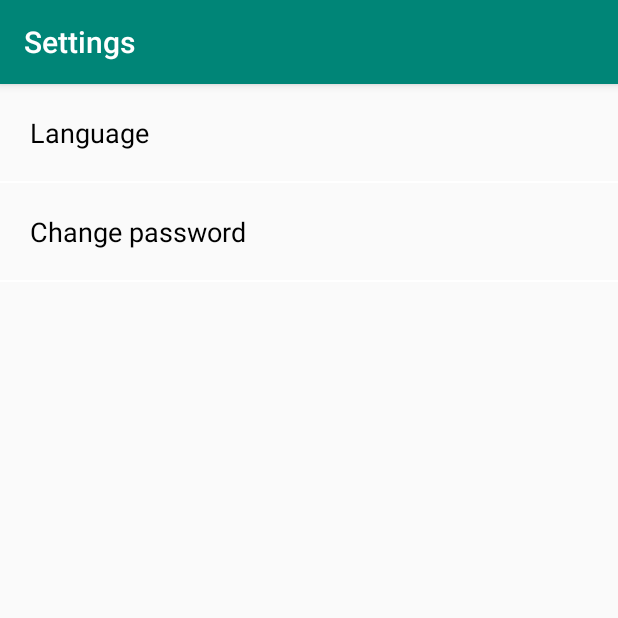
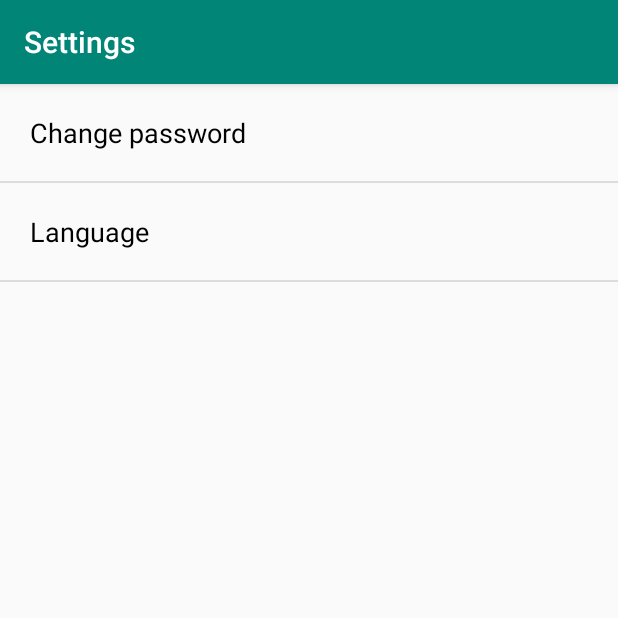
Before and after one commit to chienpm304/safe-charge, an Android app: the MainActivity screen opened directly, with no data from a screen before it, after a tap on "Setting", on a phone screen of 412 x 824 dp, the top half of it. Run offline under Robolectric (Android 15) with nearby library versions, the phone set to English and light mode, and no system bars.

Commit message:
completed setting language

```diff
--- a/app/build.gradle
+++ b/app/build.gradle
@@ -22,6 +22,7 @@ dependencies {
     implementation fileTree(dir: 'libs', include: ['*.jar'])
     implementation 'com.android.support:appcompat-v7:28.0.0'
     implementation 'com.android.support.constraint:constraint-layout:1.1.3'
+    implementation 'com.android.support:design:28.0.0'
     testImplementation 'junit:junit:4.12'
     androidTestImplementation 'com.android.support.test:runner:1.0.2'
     androidTestImplementation 'com.android.support.test.espresso:espresso-core:3.0.2'
--- a/app/src/main/java/com/chienpm/safecharge/MainActivity.java
+++ b/app/src/main/java/com/chienpm/safecharge/MainActivity.java
@@ -5,15 +5,13 @@ import android.content.BroadcastReceiver;
 import android.content.Context;
 import android.content.Intent;
 import android.content.IntentFilter;
-import android.content.SharedPreferences;
+import android.content.res.Configuration;
 import android.os.BatteryManager;
 import android.support.v7.app.AppCompatActivity;
 import android.os.Bundle;
-import android.text.TextUtils;
 import android.util.Log;
 import android.view.Menu;
 import android.view.MenuItem;
-import android.view.View;
 import android.widget.Button;
 import android.widget.TextView;
 
@@ -35,6 +33,7 @@ public class MainActivity extends AppCompatActivity {
         setContentView(R.layout.activity_main);
 
         initViews();
+
         registerReceiver(this.mBatInfoReceiver, new IntentFilter(Intent.ACTION_BATTERY_CHANGED));
 
         mService = new RunInBackgroundService(this);
@@ -45,8 +44,13 @@ public class MainActivity extends AppCompatActivity {
             startService(mServiceIntent);
         }
 
-        updateBatteryInfo();
+    }
 
+    @Override
+    public void onConfigurationChanged(Configuration newConfig) {
+        super.onConfigurationChanged(newConfig);
+        MyUtils.updateSavedLanguage(this);
+        updateUiAdaptedToLanguage();
     }
 
     private boolean isMyServiceRunning(Class<?> serviceClass) {
@@ -90,44 +94,40 @@ public class MainActivity extends AppCompatActivity {
         super.onDestroy();
     }
 
-    private void updateBatteryInfo() {
 
-    }
 
     private void initViews() {
         tvBatteryLevel = findViewById(R.id.battery_level);
         tvTemperature = findViewById(R.id.temperature_level);
         tvVoltage = findViewById(R.id.voltage_level);
+        checkPasswordStatus();
+    }
 
-        checkPasswordStatus();
-
+    private void updateUiAdaptedToLanguage() {
+        tvBatteryLevel.setText(R.string.battery_level);
+        tvTemperature.setText(R.string.battery_temperature);
+        tvVoltage.setText(R.string.battery_voltage);
+        setTitle(getString(R.string.app_name));
     }
 
     private void checkPasswordStatus() {
-        if(isEmptyPassword()){
+        if(MyUtils.isEmptyPassword(this)){
             Intent intent = new Intent(getApplicationContext(), LockscreenActivity.class);
             intent.putExtra(Definition.LOCKSCREEN_MODE, Definition.LOCKSCREEN_SETUP_PASSWORD);
             startActivity(intent);
         }
     }
 
-    private boolean isEmptyPassword() {
-        SharedPreferences pref = getSharedPreferences(Definition.PREF_KEY_FILE, MODE_PRIVATE);
-        String password = pref.getString(Definition.PREF_PASSWORD, "");
-        Log.d("chienpm_log_tag", "password: "+password);
-        return (TextUtils.isEmpty(password));
-    }
-
-    private BroadcastReceiver mBatInfoReceiver = new BroadcastReceiver() {
+   private BroadcastReceiver mBatInfoReceiver = new BroadcastReceiver() {
         @Override
         public void onReceive(Context context, Intent intent) {
             int level = intent.getIntExtra(BatteryManager.EXTRA_LEVEL, 0);
             int voltage = intent.getIntExtra("voltage", 0);
             int temperature = intent.getIntExtra("temperature", 0);
-            tvBatteryLevel.setText("Battery Status: " + String.valueOf(level) + "%");
-            tvVoltage.setText("Battery Voltage: " + String.valueOf(voltage));
+            tvBatteryLevel.setText(getString(R.string.battery_level, level));
+            tvVoltage.setText(getString(R.string.battery_voltage, voltage));
             double temps = (double)temperature / 10;
-            tvTemperature.setText("Battery Temperature: " + String.valueOf(temps));
+            tvTemperature.setText(getString(R.string.battery_temperature, (int)temps));
 
         }
     };
--- /dev/null
+++ b/app/src/main/java/com/chienpm/safecharge/MyUtils.java
@@ -0,0 +1,77 @@
+package com.chienpm.safecharge;
+
+import android.app.Activity;
+import android.content.Context;
+import android.content.Intent;
+import android.content.SharedPreferences;
+import android.content.res.Configuration;
+import android.os.Build;
+import android.text.TextUtils;
+import android.util.DisplayMetrics;
+import android.util.Log;
+
+import java.util.Locale;
+
+public class MyUtils {
+    public static void saveLocale(Locale locale, Context context) {
+        SharedPreferences pref = context.getSharedPreferences(Definition.PREF_KEY_FILE, context.MODE_PRIVATE);
+        SharedPreferences.Editor editor = pref.edit();
+        editor.putString(Definition.PREF_LANGUAGE, locale.getLanguage());
+        editor.putString(Definition.PREF_COUNTRY, locale.getCountry());
+        editor.apply();
+    }
+
+    public static void changeLanguage(Locale locale, Context context) {
+        DisplayMetrics displayMetrics = context.getResources().getDisplayMetrics();
+        Configuration config = new Configuration();
+
+        if(Build.VERSION.SDK_INT >= Build.VERSION_CODES.JELLY_BEAN_MR1){
+            config.setLocale(locale);
+        }
+        else{
+            config.locale = locale;
+        }
+        Locale.setDefault(locale);
+        context.getResources().updateConfiguration(config, displayMetrics);
+
+    }
+
+    public static boolean isEmptyPassword(Context context) {
+        SharedPreferences pref = context.getSharedPreferences(Definition.PREF_KEY_FILE, Activity.MODE_PRIVATE);
+        String password = pref.getString(Definition.PREF_PASSWORD, "");
+        Log.d("chienpm_log_tag", "password: "+password);
+        return (TextUtils.isEmpty(password));
+    }
+
+    @SuppressWarnings("deprecation")
+    public static Locale getCurrentLocale(Context context) {
+        Configuration configuration = context.getResources().getConfiguration();
+        if (Build.VERSION.SDK_INT >= Build.VERSION_CODES.N) {
+            return configuration.getLocales().get(0);
+        }
+        else
+            return configuration.locale;
+    }
+
+    public static void updateSavedLanguage(Context context) {
+        SharedPreferences pref = context.getSharedPreferences(Definition.PREF_KEY_FILE, Activity.MODE_PRIVATE);
+
+        String savedLangCode = pref.getString(Definition.PREF_LANGUAGE, "");
+        String savedLangCountry = pref.getString(Definition.PREF_COUNTRY, "");
+
+        Locale currentLocale = MyUtils.getCurrentLocale(context);
+
+        if(TextUtils.isEmpty(savedLangCode))
+        {
+            MyUtils.saveLocale(currentLocale, context);
+            return;
+        }
+        if(!currentLocale.getLanguage().equals(savedLangCode)){
+            //need to change language
+            Locale locale = new Locale(savedLangCode, savedLangCountry);
+            MyUtils.changeLanguage(locale, context);
+
+        }
+
+    }
+}
--- a/app/src/main/java/com/chienpm/safecharge/NotificationUtils.java
+++ b/app/src/main/java/com/chienpm/safecharge/NotificationUtils.java
@@ -13,8 +13,8 @@ import android.os.Build;
 public class NotificationUtils extends ContextWrapper {
 
     private NotificationManager mManager;
-    public static final String ANDROID_CHANNEL_ID = "com.chikeandroid.tutsplustalerts.ANDROID";
-    public static final String IOS_CHANNEL_ID = "com.chikeandroid.tutsplustalerts.IOS";
+    public static final String ANDROID_CHANNEL_ID = "com.chienpm.safecharge.ANDROID";
+    public static final String IOS_CHANNEL_ID = "com.chienpm.safecharge.IOS";
     public static final String ANDROID_CHANNEL_NAME = "ANDROID CHANNEL";
     public static final String IOS_CHANNEL_NAME = "IOS CHANNEL";
 
--- a/app/src/main/java/com/chienpm/safecharge/RunInBackgroundService.java
+++ b/app/src/main/java/com/chienpm/safecharge/RunInBackgroundService.java
@@ -40,11 +40,11 @@ public class RunInBackgroundService extends Service {
         return null;
     }
     private static IntentFilter intentFilter;
-    private NotificationUtils mNotificationUtils;
+    private NotificationUtils mNotificationUtils = null;
 
     @Override
     public void onCreate() {
-        mNotificationUtils = new NotificationUtils(this);
+
 
         Log.d("chienpm_log_tag", "Service created, Im going call startForeground");
 
@@ -58,6 +58,9 @@ public class RunInBackgroundService extends Service {
     }
 
     private void startForegroundService() {
+        if(mNotificationUtils == null)
+            mNotificationUtils = new NotificationUtils(this);
+
         Notification.Builder nb = mNotificationUtils.
                 getAndroidChannelNotification("Waiting for charging", "By " + "Chienpm");
 
--- a/app/src/main/java/com/chienpm/safecharge/SettingActivity.java
+++ b/app/src/main/java/com/chienpm/safecharge/SettingActivity.java
@@ -1,33 +1,80 @@
 package com.chienpm.safecharge;
 
 import android.content.Intent;
+import android.content.res.Configuration;
 import android.support.v7.app.AppCompatActivity;
 import android.os.Bundle;
+import android.util.Log;
 import android.view.View;
-import android.widget.Button;
+import android.widget.AdapterView;
+import android.widget.ArrayAdapter;
+import android.widget.ListView;
 import android.widget.TextView;
+
+import java.util.Arrays;
+import java.util.List;
 
 public class SettingActivity extends AppCompatActivity {
 
-    //Todo: Change setting icon to white
+    private ListView mListView;
+    private ArrayAdapter<String> mAdapter;
+    private List<String> mListSettings;
 
     @Override
     protected void onCreate(Bundle savedInstanceState) {
         super.onCreate(savedInstanceState);
         setContentView(R.layout.activity_setting);
 
-        initViews();
+
+
+        mListView = findViewById(R.id.listViewSettings);
+
+        mAdapter = new ArrayAdapter<String>(this, R.layout.list_text_item);
+        mListView.setAdapter(mAdapter);
+
+        MyUtils.updateSavedLanguage(this);
+        updateUiAdaptedToLanguage();
+
+        mListView.setOnItemClickListener(new AdapterView.OnItemClickListener() {
+            @Override
+            public void onItemClick(AdapterView<?> parent, View view, int position, long id) {
+                switch(position){
+                    case 0: //change password
+                        Intent changPasswordIntent = new Intent(getApplicationContext(), LockscreenActivity.class);
+                        changPasswordIntent.putExtra(Definition.LOCKSCREEN_MODE, Definition.LOCKSCREEN_CHANGE_PASSWORD);
+                        startActivity(changPasswordIntent);
+                        break;
+                    case 1://language
+                        Intent changeLanguageIntent = new Intent(getApplicationContext(), LanguageActivity.class);
+                        startActivity(changeLanguageIntent);
+                        break;
+                }
+            }
+        });
+
     }
 
+    @Override
+    public void onConfigurationChanged(Configuration newConfig) {
+        super.onConfigurationChanged(newConfig);
+        MyUtils.updateSavedLanguage(this);
+        updateUiAdaptedToLanguage();
+    }
 
-    private void initViews() {
-        ((TextView)findViewById(R.id.setting_change_password)).setOnClickListener(new View.OnClickListener() {
-            @Override
-            public void onClick(View v) {
-                Intent intent = new Intent(getApplicationContext(), LockscreenActivity.class);
-                intent.putExtra(Definition.LOCKSCREEN_MODE, Definition.LOCKSCREEN_CHANGE_PASSWORD);
-                startActivity(intent);
-            }
-        });
+    @Override
+    protected void onResume() {
+        super.onResume();
+        MyUtils.updateSavedLanguage(this);
+        updateUiAdaptedToLanguage();
+        Log.d("chienpm_log", "onResume Setting activity");
     }
+
+    private void updateUiAdaptedToLanguage() {
+        setTitle(R.string.settings);
+        //get string array adapted to language
+        mAdapter.clear();
+        mListSettings = Arrays.asList(getResources().getStringArray(R.array.list_settings));
+        mAdapter.addAll(mListSettings);
+    }
+
 }
--- a/app/src/main/res/layout/activity_main.xml
+++ b/app/src/main/res/layout/activity_main.xml
@@ -4,7 +4,7 @@
     xmlns:tools="http://schemas.android.com/tools"
     xmlns:app="http://schemas.android.com/apk/res-auto"
     android:layout_width="match_parent"
-    android:layout_height="match_parent"
+    android:layout_height="wrap_content"
     android:layout_gravity="center"
     tools:context=".MainActivity"
     >
@@ -12,9 +12,8 @@
     <ImageView
         android:id="@+id/imgBattery"
         android:layout_width="match_parent"
-        android:layout_height="600px"
+        android:layout_height="200dp"
         android:layout_alignParentTop="true"
-        android:layout_marginTop="54dp"
         android:src="@drawable/battery" />
 
     <TextView
--- a/app/src/main/res/layout/activity_setting.xml
+++ b/app/src/main/res/layout/activity_setting.xml
@@ -1,38 +1,49 @@
 <?xml version="1.0" encoding="utf-8"?>
 
-<LinearLayout android:orientation="vertical"
+<!--<LinearLayout android:orientation="vertical"-->
+    <!--android:layout_width="match_parent"-->
+    <!--android:layout_height="match_parent"-->
+    <!--xmlns:android="http://schemas.android.com/apk/res/android"-->
+    <!--tools:context=".SettingActivity"-->
+    <!--xmlns:tools="http://schemas.android.com/tools">-->
+    <!--<TextView-->
+        <!--android:id="@+id/setting_language"-->
+        <!--android:layout_width="match_parent"-->
+        <!--android:layout_height="wrap_content"-->
+        <!--android:text="@string/language"-->
+        <!--android:padding="20dp"-->
+        <!--android:textSize="18sp"-->
+        <!--android:textColor="#000"-->
+        <!--/>-->
+
+    <!--<View-->
+        <!--android:background="@color/seprator_line"-->
+        <!--android:layout_width = "match_parent"-->
+        <!--android:layout_height="1dp"/>-->
+
+    <!--<TextView-->
+        <!--android:id="@+id/setting_change_password"-->
+        <!--android:layout_width="match_parent"-->
+        <!--android:layout_height="wrap_content"-->
+        <!--android:text="@string/change_password"-->
+        <!--android:padding="20dp"-->
+        <!--android:textSize="18sp"-->
+        <!--android:textColor="#000"-->
+        <!--/>-->
+    <!--<View-->
+        <!--android:background="@color/seprator_line"-->
+        <!--android:layout_width = "match_parent"-->
+        <!--android:layout_height="1dp"/>-->
+
+<!--</LinearLayout>-->
+
+<ListView
+    xmlns:android="http://schemas.android.com/apk/res/android"
     android:layout_width="match_parent"
     android:layout_height="match_parent"
-    xmlns:android="http://schemas.android.com/apk/res/android"
-    tools:context=".SettingActivity"
-    xmlns:tools="http://schemas.android.com/tools">
-    <TextView
-        android:id="@+id/setting_language"
-        android:layout_width="match_parent"
-        android:layout_height="wrap_content"
-        android:text="Language"
-        android:padding="20dp"
-        android:textSize="18dp"
-        android:textColor="#000"
-        />
-
-    <View
-        android:background="#fff"
-        android:layout_width = "match_parent"
-        android:layout_height="1dp"/>
-
-    <TextView
-        android:id="@+id/setting_change_password"
-        android:layout_width="match_parent"
-        android:layout_height="wrap_content"
-        android:text="Change password"
-        android:padding="20dp"
-        android:textSize="18dp"
-        android:textColor="#000"
-        />
-    <View
-        android:background="#fff"
-        android:layout_width = "match_parent"
-        android:layout_height="1dp"/>
-
-</LinearLayout>
+    xmlns:tools="http://schemas.android.com/tools"
+    android:orientation="vertical"
+    tools:context=".LanguageActivity"
+    android:id="@+id/listViewSettings"
+    >
+</ListView>
--- /dev/null
+++ b/app/src/main/res/layout/list_text_item.xml
@@ -0,0 +1,9 @@
+<?xml version="1.0" encoding="utf-8"?>
+<TextView
+    android:layout_width="match_parent"
+    android:layout_height="wrap_content"
+    android:text="@string/change_password"
+    android:padding="20dp"
+    android:textSize="18sp"
+    android:textColor="#000"
+    xmlns:android="http://schemas.android.com/apk/res/android" />
--- a/app/src/main/res/values/colors.xml
+++ b/app/src/main/res/values/colors.xml
@@ -8,5 +8,6 @@
     <color name="pomegranate">#f4511e</color>
     <color name="white">#FFFF</color>
     <color name="buttonBacground">#E2F8F8F8</color>
+    <color name="seprator_line">#5B837F7F</color>
     <!--<color name="pink">#FFFFFF</color>-->
 </resources>
--- /dev/null
+++ b/app/src/main/res/values/dimens.xml
@@ -0,0 +1,3 @@
+<resources>
+    <dimen name="fab_margin">16dp</dimen>
+</resources>
```
Also changed, not shown: app/src/main/AndroidManifest.xml (+9 -7 lines), app/src/main/java/com/chienpm/safecharge/Definition.java (+5 -2 lines), app/src/main/java/com/chienpm/safecharge/LanguageActivity.java (added, +63 -0 lines), app/src/main/java/com/chienpm/safecharge/LockscreenActivity.java (+45 -39 lines), app/src/main/res/layout/activity_language.xml (added, +12 -0 lines), app/src/main/res/values/strings.xml (+54 -3 lines), app/src/main/res/values/styles.xml (+9 -0 lines), 1 other file.
